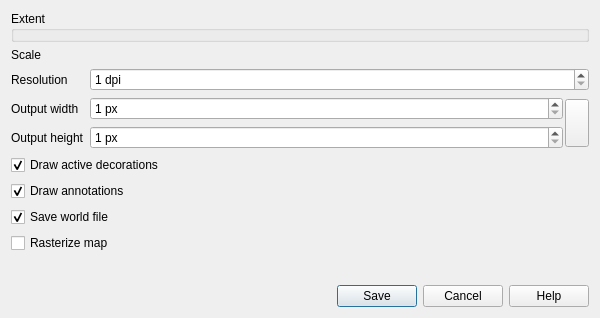
Above: src/ui/qgsmapsavedialog.ui from qgis/QGIS before the change. Below: the same form after it.
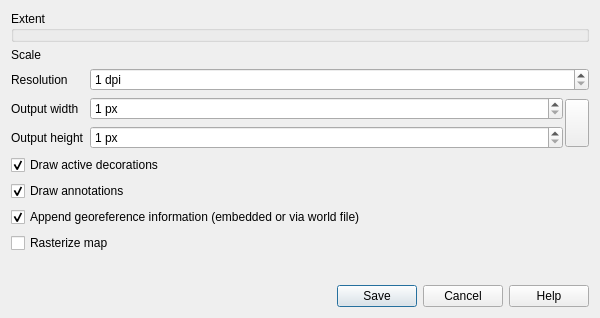
That is the form after the change. Custom widgets are drawn as their Qt base class.

Commit message: [FEATURE] Add option to georeference PDFs and TIFs to save map canvas as image/PDF

Patch:
```diff
--- a/src/ui/qgsmapsavedialog.ui
+++ b/src/ui/qgsmapsavedialog.ui
@@ -43,7 +43,7 @@
      <item row="7" column="0" colspan="2">
       <widget class="QCheckBox" name="mSaveWorldFile">
        <property name="text">
-        <string>Save world file</string>
+        <string>Append georeference information (embedded or via world file)</string>
        </property>
        <property name="checked">
         <bool>true</bool>
```
The commit also changes 9 other files.
